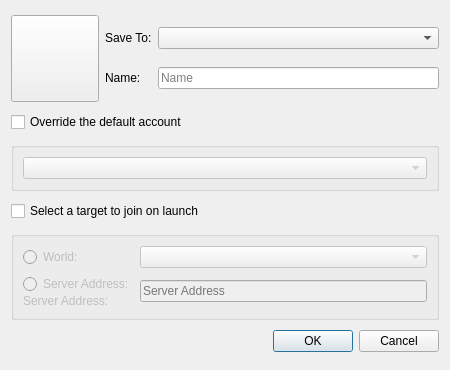
This is launcher/ui/dialogs/CreateShortcutDialog.ui in FreesmTeam/FreesmLauncher as Qt 5 draws it before an edit. The edited form follows.
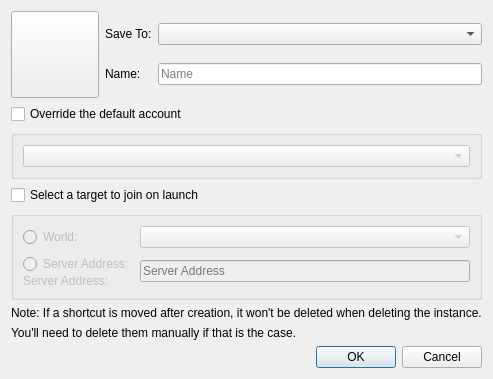
This is the edited form. Icons and pictures are not drawn.

Commit message: Add notes in shortcut creation screen

The edit to the form file:
```diff
--- a/launcher/ui/dialogs/CreateShortcutDialog.ui
+++ b/launcher/ui/dialogs/CreateShortcutDialog.ui
@@ -194,6 +194,20 @@
      </layout>
     </widget>
    </item>
+   <item>
+    <widget class="QLabel" name="noteLabel">
+     <property name="text">
+      <string>Note: If a shortcut is moved after creation, it won't be deleted when deleting the instance.</string>
+     </property>
+    </widget>
+   </item>
+   <item>
+    <widget class="QLabel" name="noteLabel2">
+     <property name="text">
+      <string>You'll need to delete them manually if that is the case.</string>
+     </property>
+    </widget>
+   </item>
    <item>
     <widget class="QDialogButtonBox" name="buttonBox">
      <property name="orientation">
```
